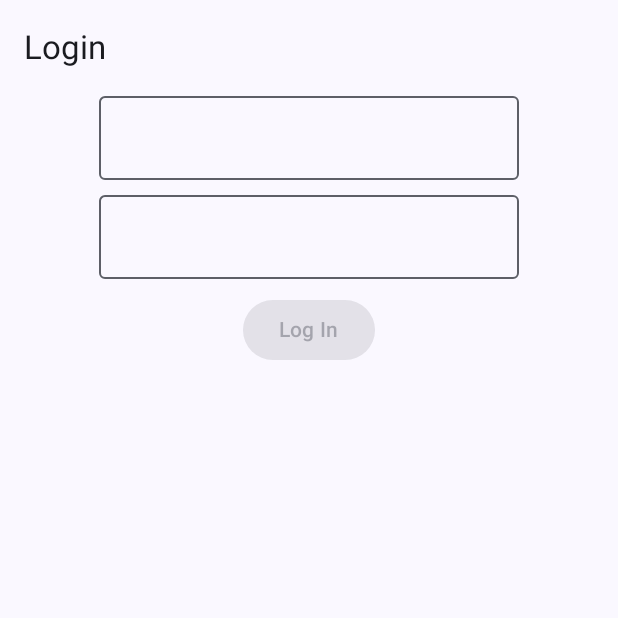
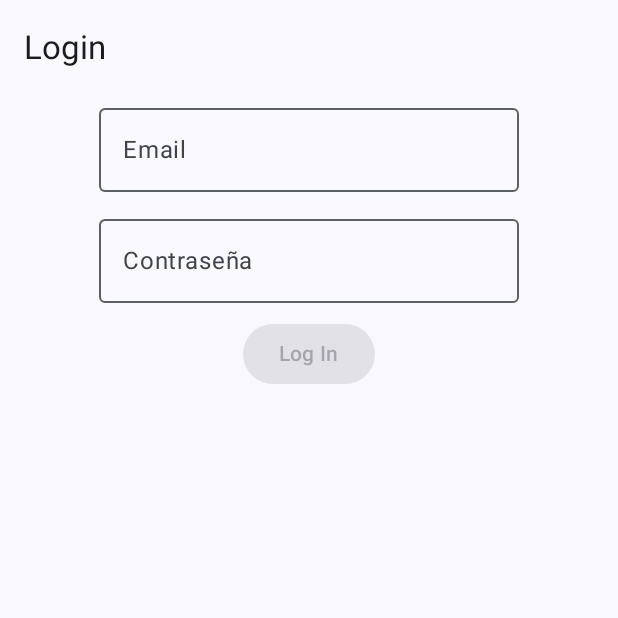
Before and after one commit to avidaldo/loginUDF, an Android app built with Jetpack Compose: the screen it shows after launch (MainActivity), on a phone screen of 412 x 824 dp, the top half of it. Run offline under Robolectric (Android 15) with nearby library versions, the phone set to English and light mode, and no system bars.

Commit message:
versión de clase con pequeños arreglos

```diff
--- a/app/src/main/java/com/example/loginudf/ui/elements/AppContent.kt
+++ b/app/src/main/java/com/example/loginudf/ui/elements/AppContent.kt
@@ -12,8 +12,10 @@ import androidx.compose.material3.TopAppBar
 import androidx.compose.runtime.Composable
 import androidx.compose.ui.Alignment
 import androidx.compose.ui.Modifier
+import androidx.compose.ui.res.stringResource
 import androidx.compose.ui.unit.dp
 import androidx.lifecycle.viewmodel.compose.viewModel
+import com.example.loginudf.R
 import com.example.loginudf.ui.state.LoginViewModel
 
 @OptIn(ExperimentalMaterial3Api::class)
@@ -26,34 +28,34 @@ fun AppContent() {
         TopAppBar(
             title = {
                 Text(
-                    text = vm.loggedUser?.name ?: "Login"
+                    text = vm.loggedUser?.name ?: stringResource(R.string.login)
                 )
             },
             actions = {
                 vm.loggedUser?.let {
                     Button(onClick = { vm.logOut() }) {
-                        Text(text = "Log Out")
+                        Text(text = stringResource(R.string.log_out))
                     }
                 }
             }
         )
-    }) {
+    }) { paddingValues ->
         Column(
-            Modifier.padding(it).fillMaxSize(),
+            Modifier.padding(paddingValues).fillMaxSize(),
             horizontalAlignment = Alignment.CenterHorizontally,
             verticalArrangement = Arrangement.spacedBy(10.dp)
         ) {
             vm.loggedUser?.let {
-                Text(text = "Acceso correcto")
+                Text(text = stringResource(R.string.acceso_correcto))
                 // TODO: Contenido para usuarios loggeados
             } ?: LoginBlock(
                 emailString = vm.emailString,
-                changeEmailString = {vm.changeEmailString(it)},
+                changeEmailString = { vm.changeEmailString(it) },
                 passwordString = vm.passwordString,
-                changePasswordString = {vm.changePasswordString(it)},
+                changePasswordString = { vm.changePasswordString(it) },
                 logginError = vm.logginError,
                 enableLoggin = vm.validEmailAndPassword(),
-                onLoggin = {vm.loggin()},
+                onLoggin = { vm.loggin() },
             )
 
 
--- a/app/src/main/java/com/example/loginudf/ui/elements/LoginBlock.kt
+++ b/app/src/main/java/com/example/loginudf/ui/elements/LoginBlock.kt
@@ -1,11 +1,14 @@
 package com.example.loginudf.ui.elements
 
+import androidx.compose.foundation.text.KeyboardOptions
 import androidx.compose.material3.Button
 import androidx.compose.material3.ExperimentalMaterial3Api
 import androidx.compose.material3.MaterialTheme
 import androidx.compose.material3.OutlinedTextField
 import androidx.compose.material3.Text
 import androidx.compose.runtime.Composable
+import androidx.compose.ui.text.input.KeyboardType
+import androidx.compose.ui.text.input.PasswordVisualTransformation
 
 @OptIn(ExperimentalMaterial3Api::class)
 @Composable
@@ -25,11 +28,15 @@ fun LoginBlock(
         )
     OutlinedTextField(
         value = emailString, onValueChange = changeEmailString,
+        label = { Text(text = "Email") },
         isError = logginError
     )
     OutlinedTextField(
         value = passwordString, onValueChange = changePasswordString,
-        isError = logginError
+        label = { Text(text = "Contraseña") },
+        isError = logginError,
+        visualTransformation = PasswordVisualTransformation(), // Para mostrar puntos
+        keyboardOptions = KeyboardOptions(keyboardType = KeyboardType.Password),
     )
     Button(
         onClick = onLoggin,
--- a/app/src/main/java/com/example/loginudf/ui/state/LoginViewModel.kt
+++ b/app/src/main/java/com/example/loginudf/ui/state/LoginViewModel.kt
@@ -7,44 +7,52 @@ import androidx.compose.runtime.setValue
 import androidx.lifecycle.ViewModel
 import com.example.loginudf.data.model.User
 
+
+private const val MIN_SIZE_PASSWORD = 7
+
 class LoginViewModel : ViewModel() {
-
 
     private var _emailString by mutableStateOf("")
     val emailString get() = _emailString
-    fun changeEmailString(it: String) { _emailString = it }
+    fun changeEmailString(it: String) {
+        _emailString = it
+    }
 
     private var _passwordString by mutableStateOf("")
     val passwordString get() = _passwordString
-    fun changePasswordString(it: String) {_passwordString = it }
+    fun changePasswordString(it: String) {
+        _passwordString = it
+    }
 
 
-    private var _loggedUser : User? by mutableStateOf(null)
+    private var _loggedUser: User? by mutableStateOf(null)
     val loggedUser get() = _loggedUser
 
     private var _logginError by mutableStateOf(false)
     val logginError get() = _logginError
 
 
-
     fun loggin() {
-        if (_emailString=="pepe@pepe.com" && passwordString=="123") {
-            _loggedUser = User(_emailString,_passwordString, "Pepe")
-            _logginError=false
-        }
-        else
-            _logginError=true
+        /* TODO: esta parte debería consultar un repository de la capa de datos en lugar de
+             tener el nombre hardodeado, ya que normalmente el login se realizará contra un backend */
+        if (_emailString == "pepe@pepe.com" && passwordString == "12345678") {
+            _loggedUser = User(_emailString, _passwordString, "Pepe")
+            _logginError = false
+        } else _logginError = true
     }
 
     fun logOut() {
         _loggedUser = null
+        _emailString = ""
+        _passwordString = ""
     }
 
 
-    fun validEmailAndPassword() =
-        Patterns.EMAIL_ADDRESS.matcher(_emailString).matches() &&
-                _passwordString.length > 2
+    fun validEmailAndPassword() = _emailString.isValidEmail() && _passwordString.isValidPassword()
 
+
+    private fun String.isValidEmail() = Patterns.EMAIL_ADDRESS.matcher(this).matches()
+    private fun String.isValidPassword() = this.length > MIN_SIZE_PASSWORD
 
 
 }
--- a/app/src/main/res/values/strings.xml
+++ b/app/src/main/res/values/strings.xml
@@ -1,3 +1,6 @@
 <resources>
     <string name="app_name">LoginUDF</string>
+    <string name="login">Login</string>
+    <string name="log_out">Log Out</string>
+    <string name="acceso_correcto">Acceso correcto</string>
 </resources>
```
Also changed, not shown: 1 other file.
